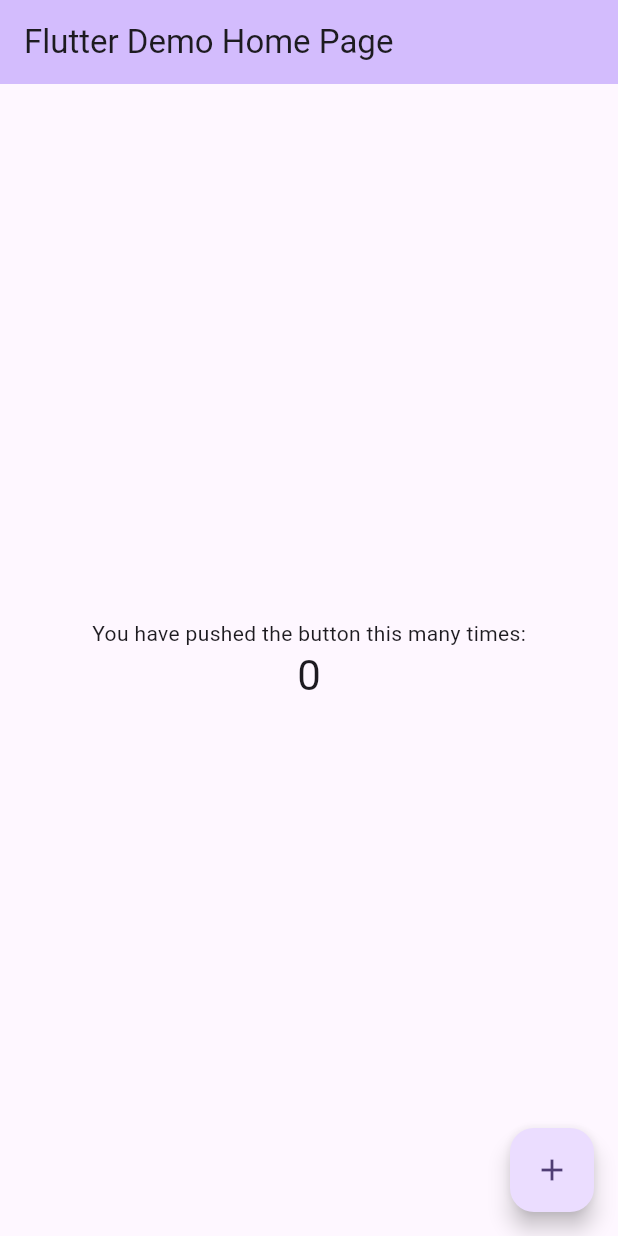
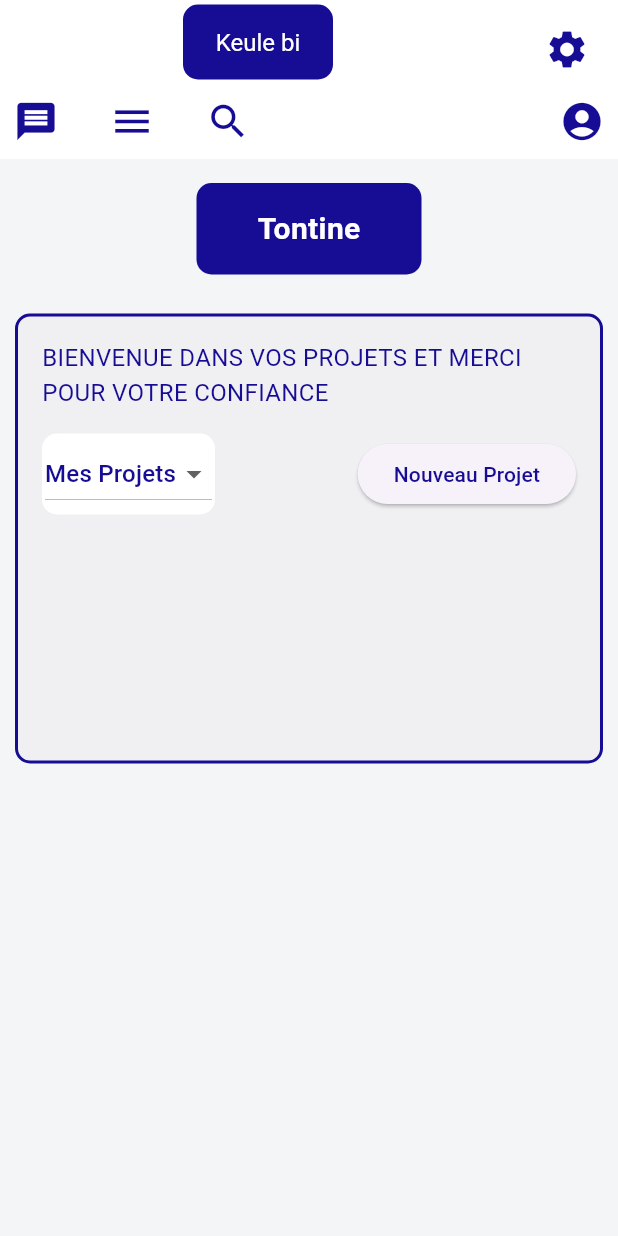
Before and after one commit to DEFARSci/Tontine-Front, a Flutter app: the screen it shows after launch, on a phone screen of 412 x 824 dp. Run offline on Flutter 3.47's test engine with Material 3 defaults, Android fonts, the light colour scheme and no system bars.

Commit message:
TON-15 ET TON-16

```diff
--- a/lib/main.dart
+++ b/lib/main.dart
@@ -1,125 +1,17 @@
 import 'package:flutter/material.dart';
+import 'package:tontinefront/pages/pageapresconnexion.dart';
 
 void main() {
-  runApp(const MyApp());
+  runApp(MyApp());
 }
 
 class MyApp extends StatelessWidget {
-  const MyApp({super.key});
-
-  // This widget is the root of your application.
   @override
   Widget build(BuildContext context) {
-    return MaterialApp(
-      title: 'Flutter Demo',
-      theme: ThemeData(
-        // This is the theme of your application.
-        //
-        // TRY THIS: Try running your application with "flutter run". You'll see
-        // the application has a purple toolbar. Then, without quitting the app,
-        // try changing the seedColor in the colorScheme below to Colors.green
-        // and then invoke "hot reload" (save your changes or press the "hot
-        // reload" button in a Flutter-supported IDE, or press "r" if you used
-        // the command line to start the app).
-        //
-        // Notice that the counter didn't reset back to zero; the application
-        // state is not lost during the reload. To reset the state, use hot
-        // restart instead.
-        //
-        // This works for code too, not just values: Most code changes can be
-        // tested with just a hot reload.
-        colorScheme: ColorScheme.fromSeed(seedColor: Colors.deepPurple),
-        useMaterial3: true,
-      ),
-      home: const MyHomePage(title: 'Flutter Demo Home Page'),
+    return const MaterialApp(
+      title: 'Tontine',
+      debugShowCheckedModeBanner: false,
+      home: ApresCon(),
     );
   }
 }
-
-class MyHomePage extends StatefulWidget {
-  const MyHomePage({super.key, required this.title});
-
-  // This widget is the home page of your application. It is stateful, meaning
-  // that it has a State object (defined below) that contains fields that affect
-  // how it looks.
-
-  // This class is the configuration for the state. It holds the values (in this
-  // case the title) provided by the parent (in this case the App widget) and
-  // used by the build method of the State. Fields in a Widget subclass are
-  // always marked "final".
-
-  final String title;
-
-  @override
-  State<MyHomePage> createState() => _MyHomePageState();
-}
-
-class _MyHomePageState extends State<MyHomePage> {
-  int _counter = 0;
-
-  void _incrementCounter() {
-    setState(() {
-      // This call to setState tells the Flutter framework that something has
-      // changed in this State, which causes it to rerun the build method below
-      // so that the display can reflect the updated values. If we changed
-      // _counter without calling setState(), then the build method would not be
-      // called again, and so nothing would appear to happen.
-      _counter++;
-    });
-  }
-
-  @override
-  Widget build(BuildContext context) {
-    // This method is rerun every time setState is called, for instance as done
-    // by the _incrementCounter method above.
-    //
-    // The Flutter framework has been optimized to make rerunning build methods
-    // fast, so that you can just rebuild anything that needs updating rather
-    // than having to individually change instances of widgets.
-    return Scaffold(
-      appBar: AppBar(
-        // TRY THIS: Try changing the color here to a specific color (to
-        // Colors.amber, perhaps?) and trigger a hot reload to see the AppBar
-        // change color while the other colors stay the same.
-        backgroundColor: Theme.of(context).colorScheme.inversePrimary,
-        // Here we take the value from the MyHomePage object that was created by
-        // the App.build method, and use it to set our appbar title.
-        title: Text(widget.title),
-      ),
-      body: Center(
-        // Center is a layout widget. It takes a single child and positions it
-        // in the middle of the parent.
-        child: Column(
-          // Column is also a layout widget. It takes a list of children and
-          // arranges them vertically. By default, it sizes itself to fit its
-          // children horizontally, and tries to be as tall as its parent.
-          //
-          // Column has various properties to control how it sizes itself and
-          // how it positions its children. Here we use mainAxisAlignment to
-          // center the children vertically; the main axis here is the vertical
-          // axis because Columns are vertical (the cross axis would be
-          // horizontal).
-          //
-          // TRY THIS: Invoke "debug painting" (choose the "Toggle Debug Paint"
-          // action in the IDE, or press "p" in the console), to see the
-          // wireframe for each widget.
-          mainAxisAlignment: MainAxisAlignment.center,
-          children: <Widget>[
-            const Text(
-              'You have pushed the button this many times:',
-            ),
-            Text(
-              '$_counter',
-              style: Theme.of(context).textTheme.headlineMedium,
-            ),
-          ],
-        ),
-      ),
-      floatingActionButton: FloatingActionButton(
-        onPressed: _incrementCounter,
-        tooltip: 'Increment',
-        child: const Icon(Icons.add),
-      ), // This trailing comma makes auto-formatting nicer for build methods.
-    );
-  }
-}
--- /dev/null
+++ b/lib/pages/pageapresconnexion.dart
@@ -0,0 +1,217 @@
+import 'package:flutter/material.dart';
+import 'package:tontinefront/pages/creationprojet.dart';
+
+class ApresCon extends StatelessWidget {
+  const ApresCon({Key? key}) : super(key: key);
+
+  @override
+  Widget build(BuildContext context) {
+    return Scaffold(
+      appBar: AppBar(
+        backgroundColor: Color.fromARGB(255, 255, 255, 255),
+        title: Row(
+          mainAxisAlignment: MainAxisAlignment.center,
+          children: [
+            // Logo avec texte centré
+            Container(
+              width: 100,
+              height: 50,
+              decoration: BoxDecoration(
+                color: Color.fromARGB(255, 23, 12, 148),
+                borderRadius: BorderRadius.circular(10),
+              ),
+              child: Center(
+                child: Text(
+                  'Keule bi',
+                  style: TextStyle(
+                    color: Colors.white,
+                    fontSize: 16,
+                  ),
+                ),
+              ),
+            ),
+          ],
+        ),
+        actions: [
+          // Bouton Paramètre centré avec contour arrondi
+          Container(
+            margin: EdgeInsets.all(10),
+            child: IconButton(
+              icon: Icon(
+                Icons.settings,
+                size: 30.0, // Taille de l'icône
+              ),
+              color: Color.fromARGB(255, 23, 12, 148), // Couleur de l'icône
+              onPressed: () {
+                // Ajouter la logique du bouton Paramètre
+              },
+            ),
+          ),
+        ],
+      ),
+      backgroundColor: Color.fromARGB(255, 243, 245, 246),
+      body: SingleChildScrollView(
+        child: Column(
+          mainAxisAlignment: MainAxisAlignment.center,
+          children: [
+            Container(
+              color: Color.fromARGB(255, 255, 255, 255),
+              height: 50,
+              child: Row(
+                mainAxisAlignment: MainAxisAlignment.start,
+                children: [
+                  IconButton(
+                    icon: Icon(
+                      Icons.message,
+                      size: 30.0, // Taille de l'icône
+                    ),
+                    color:
+                        Color.fromARGB(255, 23, 12, 148), // Couleur de l'icône
+                    onPressed: () {
+                      // Ajouter la logique du bouton Message
+                    },
+                  ),
+                  SizedBox(width: 16.0), // Espacement entre les icônes
+                  IconButton(
+                    icon: Icon(
+                      Icons.menu,
+                      size: 30.0, // Taille de l'icône
+                    ),
+                    color:
+                        Color.fromARGB(255, 23, 12, 148), // Couleur de l'icône
+                    onPressed: () {
+                      // Ajouter la logique du bouton Menu
+                    },
+                  ),
+                  SizedBox(width: 16.0), // Espacement entre les icônes
+                  IconButton(
+                    icon: Icon(
+                      Icons.search,
+                      size: 30.0, // Taille de l'icône
+                    ),
+                    color:
+                        Color.fromARGB(255, 23, 12, 148), // Couleur de l'icône
+                    onPressed: () {
+                      // Ajouter la logique du bouton Recherche
+                    },
+                  ),
+                  Spacer(), // Espace extensible pour pousser l'icône de profil à droite
+                  IconButton(
+                    icon: Icon(
+                      Icons.account_circle,
+                      size: 30.0, // Taille de l'icône
+                    ),
+                    color:
+                        Color.fromARGB(255, 23, 12, 148), // Couleur de l'icône
+                    onPressed: () {
+                      // Ajouter la logique du bouton Profil
+                    },
+                  ),
+                ],
+              ),
+            ),
+            SizedBox(height: 16.0), // Espacement entre les conteneurs
+            // Nouveau conteneur avec titre centré et fond arrondi
+            Container(
+              width: 150,
+              padding: EdgeInsets.all(16.0),
+              decoration: BoxDecoration(
+                color: Color.fromARGB(255, 23, 12, 148),
+                borderRadius: BorderRadius.circular(10),
+              ),
+              child: Center(
+                child: Text(
+                  'Tontine',
+                  style: TextStyle(
+                    color: Colors.white,
+                    fontSize: 20,
+                    fontWeight: FontWeight.bold,
+                  ),
+                ),
+              ),
+            ),
+            SizedBox(height: 16.0), // Espacement entre les conteneurs
+
+            // Nouveau conteneur en bas avec texte et boutons
+            Container(
+              margin: EdgeInsets.all(10), // Marge ajoutée
+              padding: EdgeInsets.all(16.0),
+              height: 300, // Hauteur fixe pour le conteneur
+              decoration: BoxDecoration(
+                color: Color.fromARGB(255, 240, 240, 242),
+                borderRadius: BorderRadius.circular(10),
+                border: Border.all(
+                  color: Color.fromARGB(255, 23, 12, 148), // Couleur du contour
+                  width: 2.0,
+                ),
+              ),
+              child: Column(
+                children: [
+                  Text(
+                    'BIENVENUE DANS VOS PROJETS ET MERCI POUR VOTRE CONFIANCE',
+                    style: TextStyle(
+                      color: Color.fromARGB(255, 23, 12, 148),
+                      fontSize: 16,
+                    ),
+                  ),
+                  SizedBox(
+                    height: 16.0,
+                  ), // Espacement entre le texte et les boutons
+                  Row(
+                    mainAxisAlignment: MainAxisAlignment.spaceBetween,
+                    children: [
+                      // Dropdown à gauche du bouton
+                      Container(
+                        padding: EdgeInsets.all(2.0),
+                        decoration: BoxDecoration(
+                          color: Colors.white,
+                          borderRadius: BorderRadius.circular(10),
+                        ),
+                        child: DropdownButton<String>(
+                          items: ['Leket bi', 'Caisse bi'].map((String value) {
+                            return DropdownMenuItem<String>(
+                              value: value,
+                              child: Text(value),
+                            );
+                          }).toList(),
+                          onChanged: (String? newValue) {
+                            // Ajouter la logique du dropdown
+                          },
+                          hint: Text(
+                            'Mes Projets',
+                            style: TextStyle(
+                              color: Color.fromARGB(255, 23, 12, 148),
+                            ),
+                          ),
+                          itemHeight:
+                              50, // Hauteur des éléments dans le dropdown
+                        ),
+                      ),
+                      // Bouton à droite
+                      ElevatedButton(
+                        onPressed: () {
+                          // Ajouter la logique du bouton droit
+                          Navigator.push(
+                            context,
+                            MaterialPageRoute(
+                                builder: (context) => CreatProjet()),
+                          );
+                        },
+                        child: Text(
+                          'Nouveau Projet',
+                          style: TextStyle(
+                            color: Color.fromARGB(255, 23, 12, 148),
+                          ),
+                        ),
+                      ),
+                    ],
+                  ),
+                ],
+              ),
+            ),
+          ],
+        ),
+      ),
+    );
+  }
+}
--- a/pubspec.yaml
+++ b/pubspec.yaml
@@ -35,6 +35,7 @@ dependencies:
   # The following adds the Cupertino Icons font to your application.
   # Use with the CupertinoIcons class for iOS style icons.
   cupertino_icons: ^1.0.2
+  readmore: ^2.2.0
 
 dev_dependencies:
   flutter_test:
```
Also changed, not shown: lib/pages/creationprojet.dart (added, +250 -0 lines), lib/pages/widgets/header.dart (added, +53 -0 lines), pubspec.lock.
